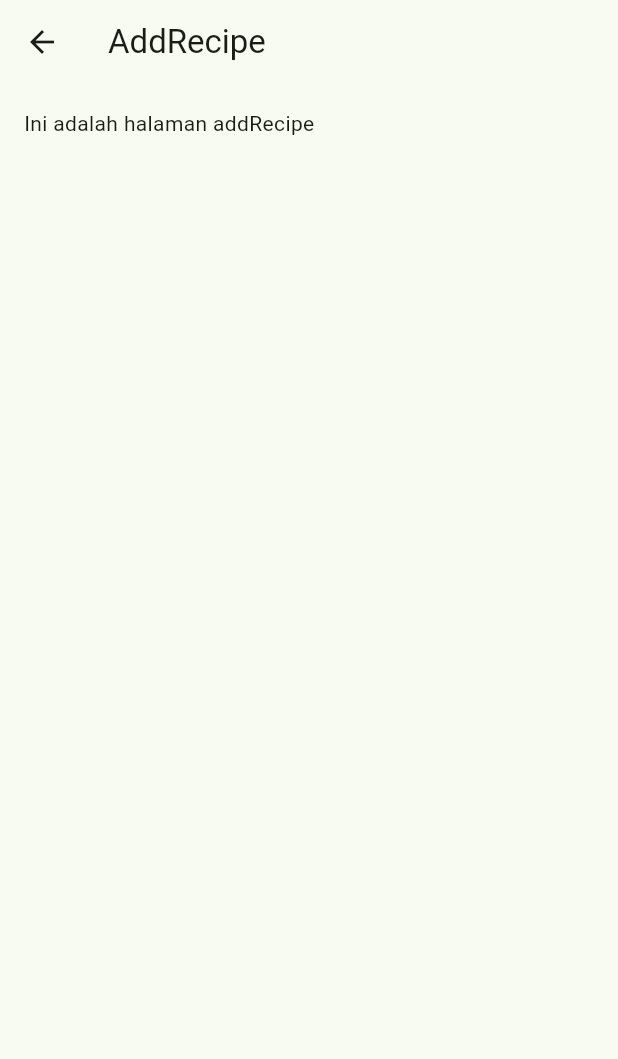
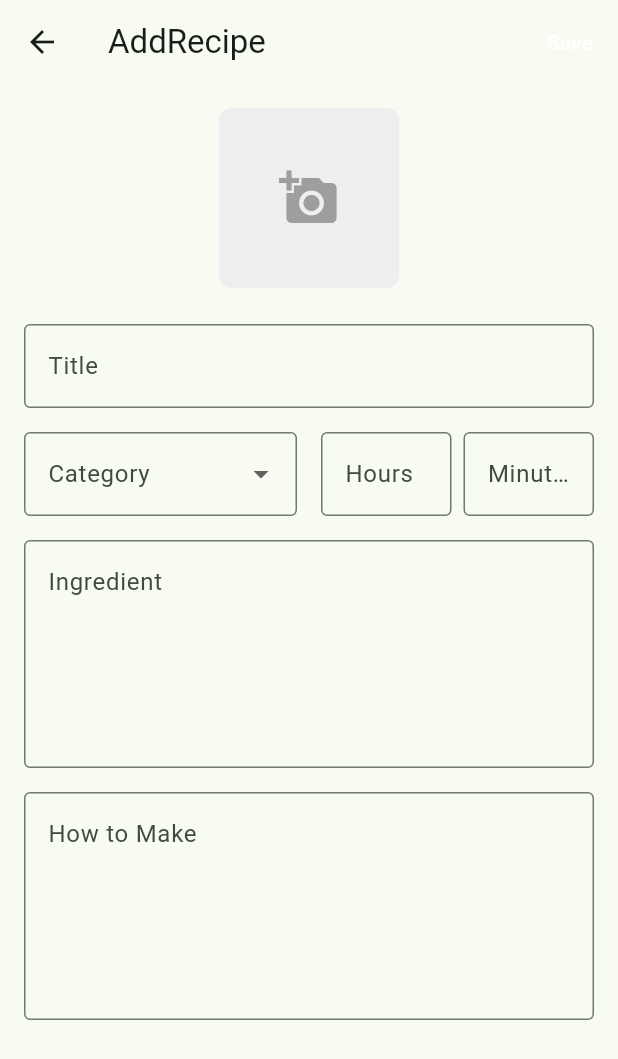
Before and after one commit to KhemaDewi/resepku, a Flutter app: the AddrecipeScreen screen opened directly, on a phone screen of 412 x 824 dp. Shown: the top 1059 px of the screen. Run offline on Flutter 3.47's test engine with Material 3 defaults, Android fonts, the phone set to English and light mode, and no system bars; our stand-ins replace shared_preferences; accounts and stored records are empty.

Commit message:
addrecipe

```diff
--- a/flutter_resepku/lib/main.dart
+++ b/flutter_resepku/lib/main.dart
@@ -31,7 +31,8 @@
       routes: {
         '/login': (context) => const LoginScreen(),
         '/home': (context) => const HomeScreen(),
-        '/register': (context) => const RegisterScreen()
+        '/register': (context) => const RegisterScreen(),
+        '/main': (context) => const MainScreen(),
       },
     );
   }
--- a/flutter_resepku/lib/screen/addRecipe_screen.dart
+++ b/flutter_resepku/lib/screen/addRecipe_screen.dart
@@ -1,3 +1,4 @@
+import 'package:flutter/foundation.dart';
 import 'package:flutter/material.dart';
 
 class AddrecipeScreen extends StatelessWidget {
@@ -8,9 +9,109 @@
     return Scaffold(
       appBar: AppBar(
         title: const Text('AddRecipe'),
-      ),
-      body: const Padding(
-          padding: EdgeInsets.all(16), child: Text('Ini adalah halaman addRecipe')),
-    );
+        actions: [
+          TextButton(onPressed: () {},
+           child: Text(
+            'Save',
+            style:TextStyle(color: Colors.white),
+          ),
+        ),
+      ],
+    ),
+      body: Padding(
+          padding: const EdgeInsets.all(16),
+           child: Column(
+            crossAxisAlignment: CrossAxisAlignment.start,
+            children: [
+              Center(
+                child: GestureDetector(
+                  onTap: () {
+                    // untuk aadd photo
+                  },
+                  child: Container(
+                    width: 120,
+                    height: 120,
+                    decoration: BoxDecoration(
+                      color: Colors.grey[200],
+                      borderRadius: BorderRadius.circular(8.0),
+                    ),
+                    child: Icon(
+                      Icons.add_a_photo,
+                      color: Colors.grey,
+                      size: 40,
+                    ),
+                  ),
+                ),
+              ),
+              SizedBox(height: 24),
+              TextField(
+                decoration: InputDecoration(
+                  labelText: 'Title',
+                  hintText: 'Masukkan Nama Makanan',
+                  border: OutlineInputBorder(),
+                ),
+              ),
+              SizedBox(height: 16),
+              Row(
+                children: [
+                  Expanded(
+                    child: DropdownButtonFormField<String>(decoration: InputDecoration(
+                      labelText: 'Category',
+                      border: OutlineInputBorder(),
+                    ),
+                    items: ['Main','Appetizer','Dessert','Drink'].map((Category) => DropdownMenuItem(
+                      value:Category,child: Text(Category),
+                    ))
+                    .toList(),
+                    onChanged: (value) {
+                      //untuk catgeory selection
+                    },
+                    ),
+                  ),
+                  SizedBox(width: 16),
+                  Expanded(child: Row(
+                    children: [
+                      Expanded(child: TextField(
+                        keyboardType: TextInputType.number,
+                        decoration: InputDecoration(
+                          labelText: 'Hours',
+                          border: OutlineInputBorder(),
+                        ),
+                      ),
+                      ),
+                      SizedBox(width: 8),
+                      Expanded(child: TextField(
+                        keyboardType: TextInputType.number,
+                        decoration: InputDecoration(
+                          labelText: 'Minutes',
+                          border: OutlineInputBorder(),
+                        ),
+                      ))
+                    ],
+                  ))
+                ],
+              ),
+              SizedBox(height: 16),
+              TextField(
+                maxLines: 5,
+                decoration: InputDecoration(
+                  labelText: 'Ingredient',
+                  alignLabelWithHint: true,
+                  border: OutlineInputBorder()
+                ),
+              ),
+              SizedBox(height: 16),
+              TextField(
+                maxLines: 5,
+                decoration: InputDecoration(
+                  labelText: 'How to Make',
+                  alignLabelWithHint: true,
+                  border: OutlineInputBorder(),
+                ),
+              ),
+            ],
+           ),
+           ),
+           );
   }
 }
--- a/flutter_resepku/lib/screen/login_screen.dart
+++ b/flutter_resepku/lib/screen/login_screen.dart
@@ -81,7 +81,7 @@
                           await SharedPreferences.getInstance();
                       await prefs.setBool('isLoggedIn', true);
                       await prefs.setString('email', email);
-                      Navigator.pushReplacementNamed(context, '/main');
+                      Navigator.pushNamed(context, '/main');
                     } else {
                       ScaffoldMessenger.of(context).showSnackBar(const SnackBar(
                           content: Text('Invalid email or password')));
--- a/flutter_resepku/lib/screen/main_screen.dart
+++ b/flutter_resepku/lib/screen/main_screen.dart
@@ -16,11 +16,11 @@
   int _selectedIndex = 0;
 
   static const List<Widget> _ScreenOptions = <Widget>[
-    HomeScreen(),
-    SearchScreen(),
-    AddrecipeScreen(),
-    FavoriteScreen(),
-    ProfileScreen()
+    const HomeScreen(),
+    const SearchScreen(),
+    const AddrecipeScreen(),
+    const FavoriteScreen(),
+    const ProfileScreen()
   ];
 
   void _onItemTapped(int index) {
```
